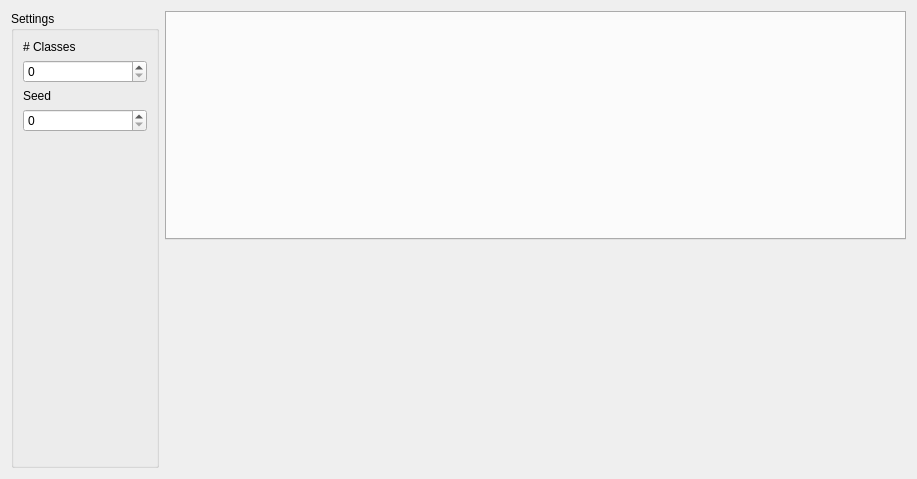
The window that piggy_bank/ui/classes.ui (pbertoni89/piggy-bank) describes before a commit, drawn with Qt 5.
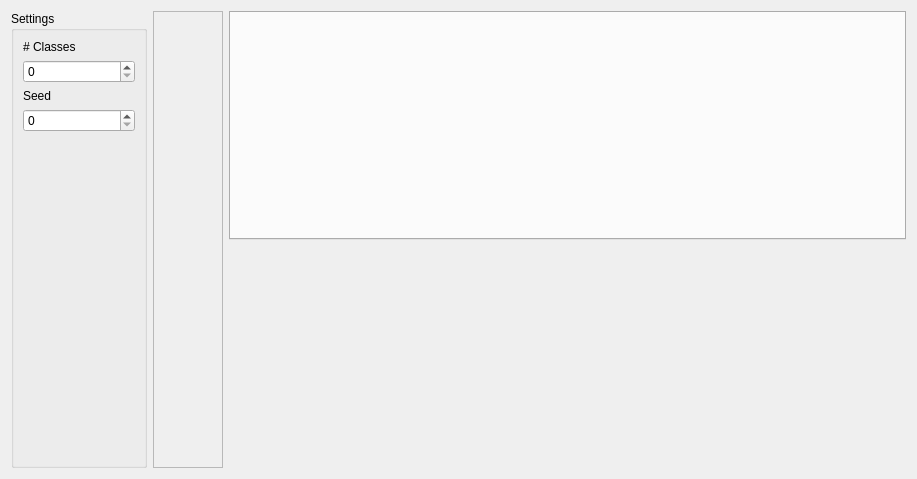
The same window after the commit.

Commit message: Filter panel: amount spin boxes, Last Month button; a stats box per class

The edit to the form file:
```diff
--- a/piggy_bank/ui/classes.ui
+++ b/piggy_bank/ui/classes.ui
@@ -15,7 +15,7 @@
   </property>
   <layout class="QVBoxLayout" name="verticalLayout" stretch="1">
    <item>
-    <layout class="QHBoxLayout" name="qhl_classes" stretch="1,5">
+    <layout class="QHBoxLayout" name="qhl_classes" stretch="1,0,5">
      <item>
       <widget class="QGroupBox" name="qgb_settings_classes">
        <property name="title">
@@ -58,6 +58,31 @@
        </layout>
       </widget>
      </item>
+     <item>
+      <layout class="QVBoxLayout" name="qvl_aggr">
+       <item>
+        <widget class="QScrollArea" name="qsa_aggr">
+         <property name="horizontalScrollBarPolicy">
+          <enum>Qt::ScrollBarPolicy::ScrollBarAlwaysOff</enum>
+         </property>
+         <property name="widgetResizable">
+          <bool>true</bool>
+         </property>
+         <widget class="QWidget" name="qsac_aggr">
+          <property name="geometry">
+           <rect>
+            <x>0</x>
+            <y>0</y>
+            <width>68</width>
+            <height>455</height>
+           </rect>
+          </property>
+          <layout class="QVBoxLayout" name="verticalLayout_4"/>
+         </widget>
+        </widget>
+       </item>
+      </layout>
+     </item>
      <item>
       <layout class="QVBoxLayout" name="qvl_classes" stretch="1,1">
        <item>
```
The commit also changes 6 other files.
